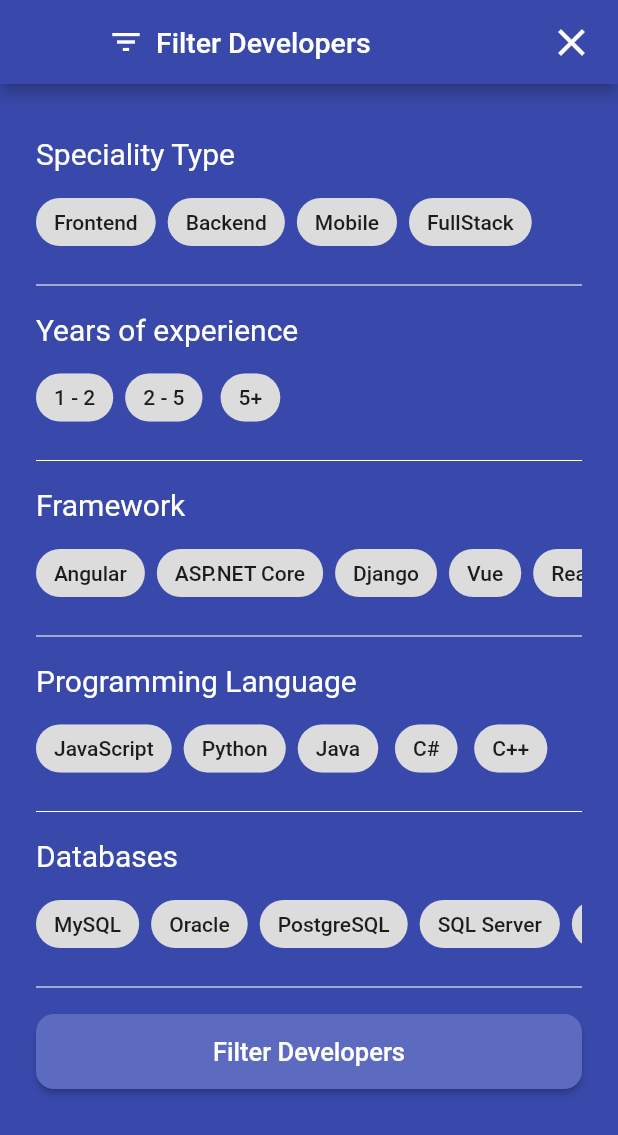
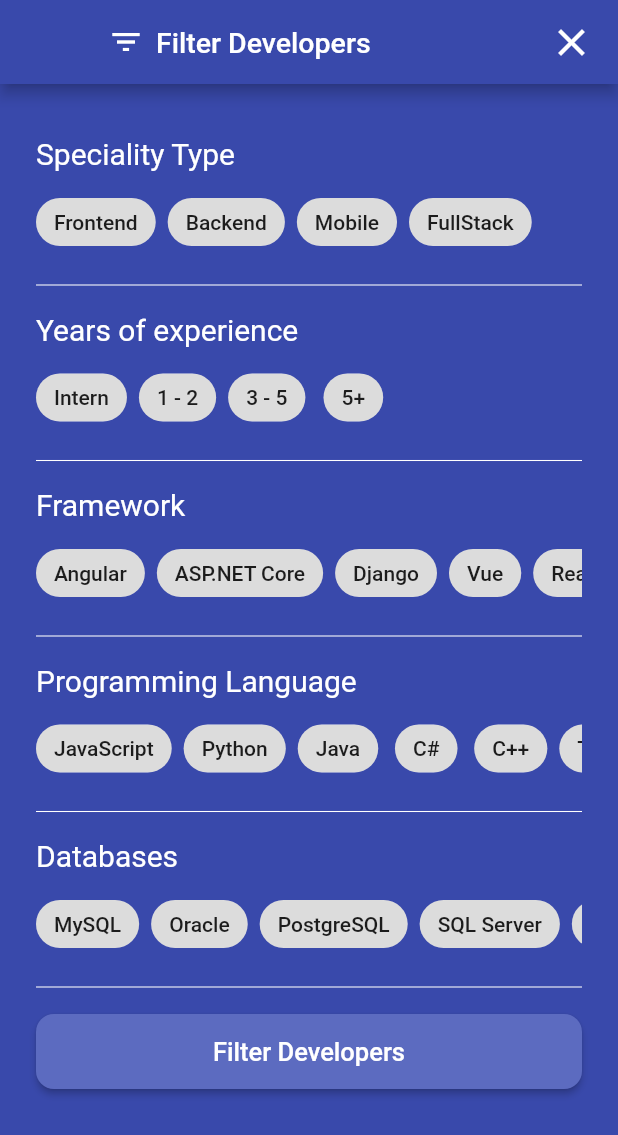
Before and after one commit to upc-pre-202301-cc238-ws61-stackSource/StackSourceMobileApp, a Flutter app: the screen it shows after launch, after a tap on "Filter Developers", on a phone screen of 412 x 824 dp. Shown: the top 1135 px of the screen. Run offline on Flutter 3.47's test engine with Material 2 defaults, Android fonts, the phone set to English and light mode, and no system bars; network calls fail.

Commit message:
fix: Updated filter developers method

```diff
--- a/lib/models/developer_unique_item.dart
+++ b/lib/models/developer_unique_item.dart
@@ -4,9 +4,9 @@ class DeveloperUniqueItem {
   String? image;
   String? specialityType;
   int? yearsOfExperience;
-  String? framework;
-  String? programmingLanguage;
-  String? database;
+  List<String>? frameworks;
+  List<String>? programmingLanguage;
+  List<String>? database;
   int? points;
 
   DeveloperUniqueItem(
@@ -15,7 +15,7 @@ class DeveloperUniqueItem {
       required this.image,
       required this.specialityType,
       required this.yearsOfExperience,
-      required this.framework,
+      required this.frameworks,
       required this.programmingLanguage,
       required this.database,
       required this.points});
@@ -29,9 +29,9 @@ class DeveloperUniqueItem {
               "https://images.pexels.com/photos/220453/pexels-photo-220453.jpeg?auto=compress&cs=tinysrgb&w=1260&h=750&dpr=1",
           specialityType: "Backend",
           yearsOfExperience: 3,
-          framework: "ASP.NET Core",
-          programmingLanguage: "C#",
-          database: "SQL Server",
+          frameworks: ["ASP.NET Core", "Angular"],
+          programmingLanguage: ["C#", "JavaScript"],
+          database: ["SQL Server", "MongoDB"],
           points: 67),
       DeveloperUniqueItem(
           id: "02",
@@ -40,9 +40,9 @@ class DeveloperUniqueItem {
               "https://images.pexels.com/photos/749091/pexels-photo-749091.jpeg",
           specialityType: "Frontend",
           yearsOfExperience: 6,
-          framework: "Angular",
-          programmingLanguage: "JavaScript",
-          database: "MySQL",
+          frameworks: ["Angular", "React Native"],
+          programmingLanguage: ["JavaScript", "TypeScript"],
+          database: ["MySQL", "Oracle"],
           points: 85),
       DeveloperUniqueItem(
           id: "03",
@@ -51,9 +51,9 @@ class DeveloperUniqueItem {
               "https://images.pexels.com/photos/91227/pexels-photo-91227.jpeg",
           specialityType: "Backend",
           yearsOfExperience: 4,
-          framework: "Django",
-          programmingLanguage: "Python",
-          database: "PostgreSQL",
+          frameworks: ["Django"],
+          programmingLanguage: ["Python", "JavaScript"],
+          database: ["PostgreSQL", "MySQL"],
           points: 72),
       DeveloperUniqueItem(
           id: "04",
@@ -62,9 +62,9 @@ class DeveloperUniqueItem {
               "https://images.pexels.com/photos/1681010/pexels-photo-1681010.jpeg?auto=compress&cs=tinysrgb&w=1260&h=750&dpr=1",
           specialityType: "FullStack",
           yearsOfExperience: 7,
-          framework: "Vue",
-          programmingLanguage: "JavaScript",
-          database: "MongoDB",
+          frameworks: ["Vue", "React Native"],
+          programmingLanguage: ["JavaScript", "TypeScript", "Python"],
+          database: ["MongoDB", "MySQL"],
           points: 91),
       DeveloperUniqueItem(
           id: "05",
@@ -73,9 +73,9 @@ class DeveloperUniqueItem {
               "https://images.pexels.com/photos/1212984/pexels-photo-1212984.jpeg?auto=compress&cs=tinysrgb&w=1260&h=750&dpr=1",
           specialityType: "Mobile",
           yearsOfExperience: 1,
-          framework: "React Native",
-          programmingLanguage: "JavaScript",
-          database: "MongoDB",
+          frameworks: ["React Native", "Angular"],
+          programmingLanguage: ["Java", "C#"],
+          database: ["MongoDB"],
           points: 80),
       DeveloperUniqueItem(
           id: "06",
@@ -84,9 +84,9 @@ class DeveloperUniqueItem {
               "https://images.pexels.com/photos/774095/pexels-photo-774095.jpeg?auto=compress&cs=tinysrgb&w=1260&h=750&dpr=1",
           specialityType: "FullStack",
           yearsOfExperience: 2,
-          framework: "Vue",
-          programmingLanguage: "JavaScript",
-          database: "MongoDB",
+          frameworks: ["Vue"],
+          programmingLanguage: ["JavaScript", "TypeScript"],
+          database: ["MongoDB", "MySQL"],
           points: 63)
     ];
   }
--- a/lib/screens/filter_developer.dart
+++ b/lib/screens/filter_developer.dart
@@ -22,7 +22,7 @@ class _DeveloperFilterState extends State<DeveloperFilter> {
   double verticalWith = 10;
 
   final specialityTypeOptions = ['Frontend', 'Backend', 'Mobile', 'FullStack'];
-  final yearsOfExperienceOptions = ['1 - 2', '2 - 5', '5+'];
+  final yearsOfExperienceOptions = ['Intern', '1 - 2', '3 - 5', '5+'];
   final frameworkOptions = [
     'Angular',
     'ASP.NET Core',
@@ -35,7 +35,8 @@ class _DeveloperFilterState extends State<DeveloperFilter> {
     'Python',
     'Java',
     'C#',
-    'C++'
+    'C++',
+    'TypeScript'
   ];
   final databaseOptions = [
     'MySQL',
@@ -76,6 +77,7 @@ class _DeveloperFilterState extends State<DeveloperFilter> {
                                 onSelected: (selected) {
                                   setState(() {
                                     if (selected) {
+                                      selectedSpecialityType.clear();
                                       selectedSpecialityType
                                           .add(specialityType);
                                     } else {
@@ -117,6 +119,12 @@ class _DeveloperFilterState extends State<DeveloperFilter> {
                                 onSelected: (selected) {
                                   setState(() {
                                     if (selected) {
+                                      if (yearOfExperience == 'Intern') {
+                                        selectedYearsOfExperience.clear();
+                                      } else {
+                                        selectedYearsOfExperience
+                                            .remove('Intern');
+                                      }
                                       selectedYearsOfExperience
                                           .add(yearOfExperience);
                                     } else {
--- a/lib/screens/home_developer.dart
+++ b/lib/screens/home_developer.dart
@@ -115,11 +115,24 @@ class _DeveloperHomeState extends State<DeveloperHome> {
           selectedSpecialityType.contains(specialzation.specialityType);
     }).toList();
 
-    List<dynamic> filteredDevelopers2 = filteredDevelopers1.where((framework) {
+    List<dynamic> filteredDevelopers2 = filteredDevelopers1.where((developer) {
       return selectedFramework.isEmpty ||
-          selectedFramework.contains(framework.framework);
+          selectedFramework
+              .every((framework) => developer.frameworks.contains(framework));
     }).toList();
 
-    return filteredDevelopers2;
+    List<dynamic> filteredDevelopers3 = filteredDevelopers2.where((developer) {
+      return selectedProgrammingLanguage.isEmpty ||
+          selectedProgrammingLanguage.every(
+              (language) => developer.programmingLanguage.contains(language));
+    }).toList();
+
+    List<dynamic> filteredDevelopers4 = filteredDevelopers3.where((developer) {
+      return selectedDatabase.isEmpty ||
+          selectedDatabase
+              .every((database) => developer.database.contains(database));
+    }).toList();
+
+    return filteredDevelopers4;
   }
 }
```
